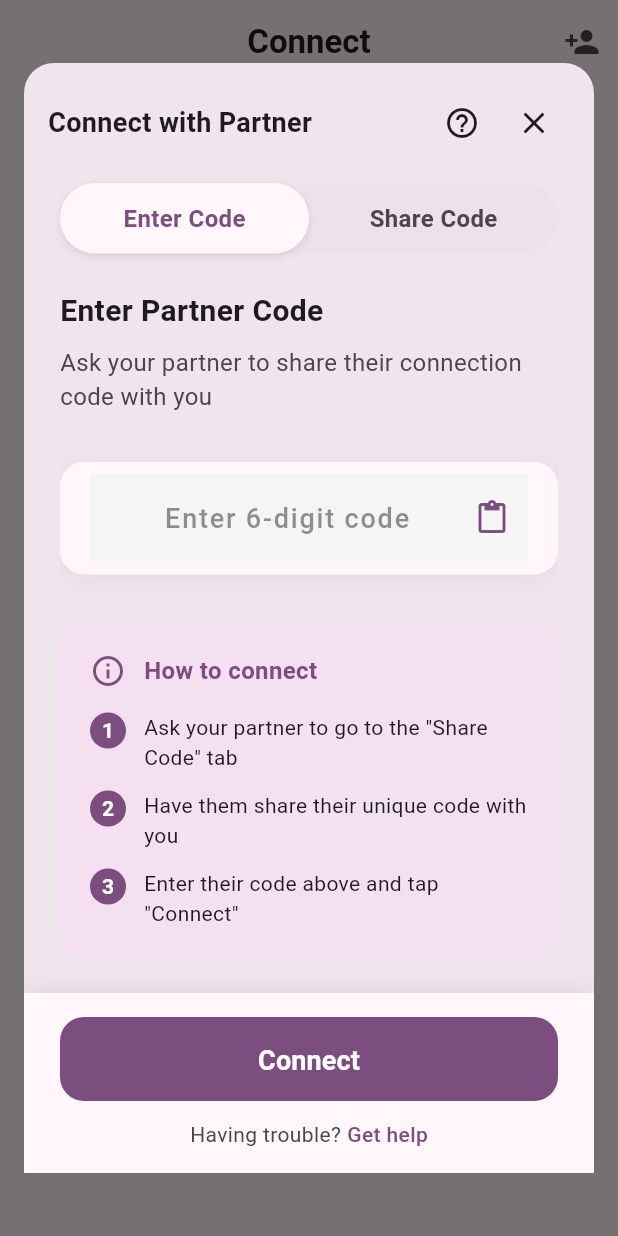
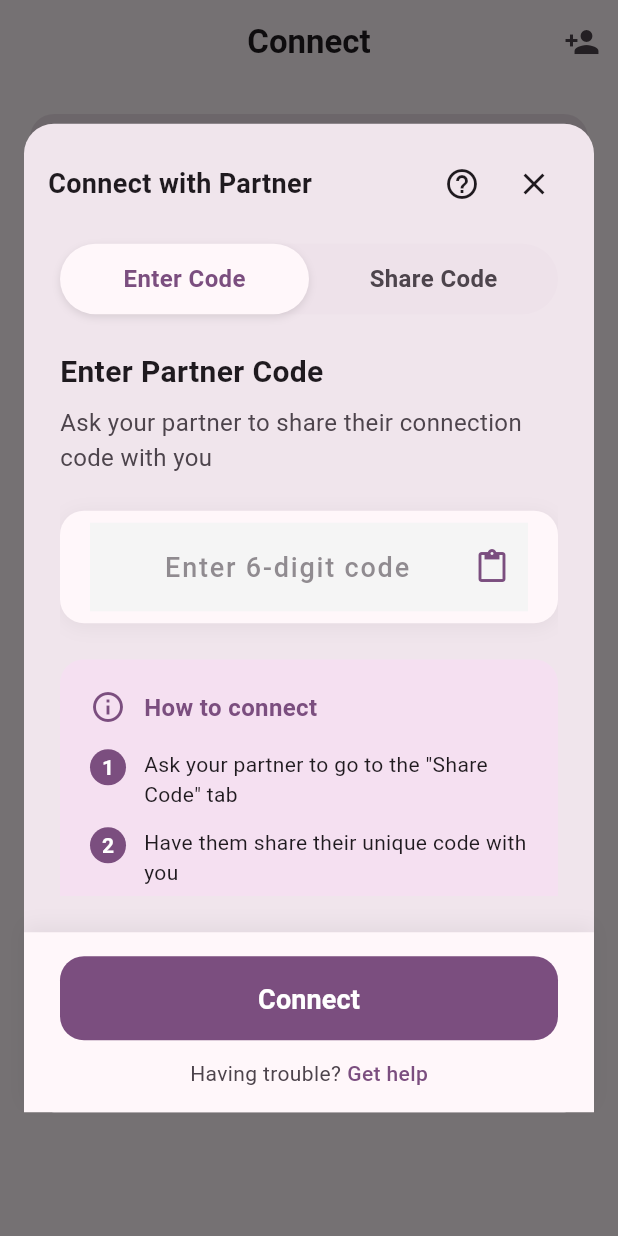
Before and after one commit to KiraKami-dev/notify, a Flutter app: the screen it shows after launch, after a tap on "Connect Now", on a phone screen of 412 x 824 dp. Run offline on Flutter 3.47's test engine with Material 3 defaults, Android fonts, the phone set to English and light mode, and no system bars; our stand-ins replace cloud_firestore, firebase_core, firebase_messaging, flutter_local_notifications, flutter_riverpod, riverpod_annotation and 1 more; accounts and stored records are empty; generated files the repository leaves out were written again; Roboto replaces fonts that are missing (Poppins).

Commit message:
responsive fix for dialog

```diff
--- a/lib/data/firebase/firebase_connect.dart
+++ b/lib/data/firebase/firebase_connect.dart
@@ -111,15 +111,16 @@ class FirebaseConnect {
     if (!isOnline) {
       await userDoc.update({
         'secondary_online_status': true,
-        'secondary_last_timestamp': DateTime.now().toIso8601String(),
+        'secondary_last_timestamp': Timestamp.now(),
         'secondary_token_id': tokenId,
+        'connected_status': true,
       });
     }
 
-    return true; // success (updated or already online)
+    return true;
   } catch (e) {
-    // optionally log error here
-    return false; // failure
+
+    return false;
   }
 }
 
--- a/lib/presentation/widgets/connection_dialog.dart
+++ b/lib/presentation/widgets/connection_dialog.dart
@@ -109,17 +109,13 @@ class _UserConnectionModalState extends ConsumerState<UserConnectionModal>
     final isKeyboardOpen = viewInsets.bottom > 0;
 
     return Dialog(
-      insetPadding: EdgeInsets.only(
-        left: 16,
-        right: 16,
-        top: isKeyboardOpen ? 8 : 16,
-        bottom: isKeyboardOpen ? 0 : 16,
-      ),
+      insetPadding: const EdgeInsets.symmetric(horizontal: 16),
       shape: RoundedRectangleBorder(borderRadius: BorderRadius.circular(20)),
+      child: SingleChildScrollView(
         child: Container(
           constraints: BoxConstraints(
             maxHeight: isKeyboardOpen
-              ? mediaQuery.size.height - viewInsets.bottom - 32
+                ? mediaQuery.size.height - viewInsets.bottom - 100 // Give some breathing room
                 : 740,
           ),
           child: Column(
@@ -262,10 +258,15 @@ class _UserConnectionModalState extends ConsumerState<UserConnectionModal>
               ),
 
               // Dynamic content
-            Expanded(
+              Flexible(
+                child: ConstrainedBox(
+                  constraints: BoxConstraints(
+                    maxHeight: MediaQuery.of(context).size.height * 0.5,
+                  ),
                   child: _activeTab == 0
                       ? _buildEnterCodeTab(colorScheme)
                       : _buildShareCodeTab(colorScheme),
+                ),
               ),
 
               // Bottom actions
@@ -274,7 +275,7 @@ class _UserConnectionModalState extends ConsumerState<UserConnectionModal>
                   left: 24,
                   right: 24,
                   top: 16,
-                bottom: isKeyboardOpen ? viewInsets.bottom + 16 : 16,
+                  bottom: 16,
                 ),
                 decoration: BoxDecoration(
                   color: colorScheme.surface,
@@ -386,6 +387,7 @@ class _UserConnectionModalState extends ConsumerState<UserConnectionModal>
             ],
           ),
         ),
+      ),
     );
   }
 
@@ -393,6 +395,7 @@ class _UserConnectionModalState extends ConsumerState<UserConnectionModal>
     return Padding(
       padding: const EdgeInsets.all(24),
       child: SingleChildScrollView(
+        physics: const ClampingScrollPhysics(),
         child: Column(
           crossAxisAlignment: CrossAxisAlignment.start,
           mainAxisSize: MainAxisSize.min,
@@ -413,7 +416,7 @@ class _UserConnectionModalState extends ConsumerState<UserConnectionModal>
                 color: colorScheme.onSurfaceVariant,
               ),
             ),
-            const SizedBox(height: 32),
+            const SizedBox(height: 24),
 
             // Code input field
             Container(
@@ -452,7 +455,6 @@ class _UserConnectionModalState extends ConsumerState<UserConnectionModal>
                             digits.length > 6 ? digits.substring(0, 6) : digits;
                       }
                     },
-                    tooltip: 'Paste from clipboard',
                   ),
                 ),
                 style: TextStyle(
@@ -475,7 +477,7 @@ class _UserConnectionModalState extends ConsumerState<UserConnectionModal>
               ),
             ),
 
-            const SizedBox(height: 32),
+            const SizedBox(height: 24),
 
             // Instructions
             Container(
```
Lines whose indentation alone changed are shown as unchanged.
